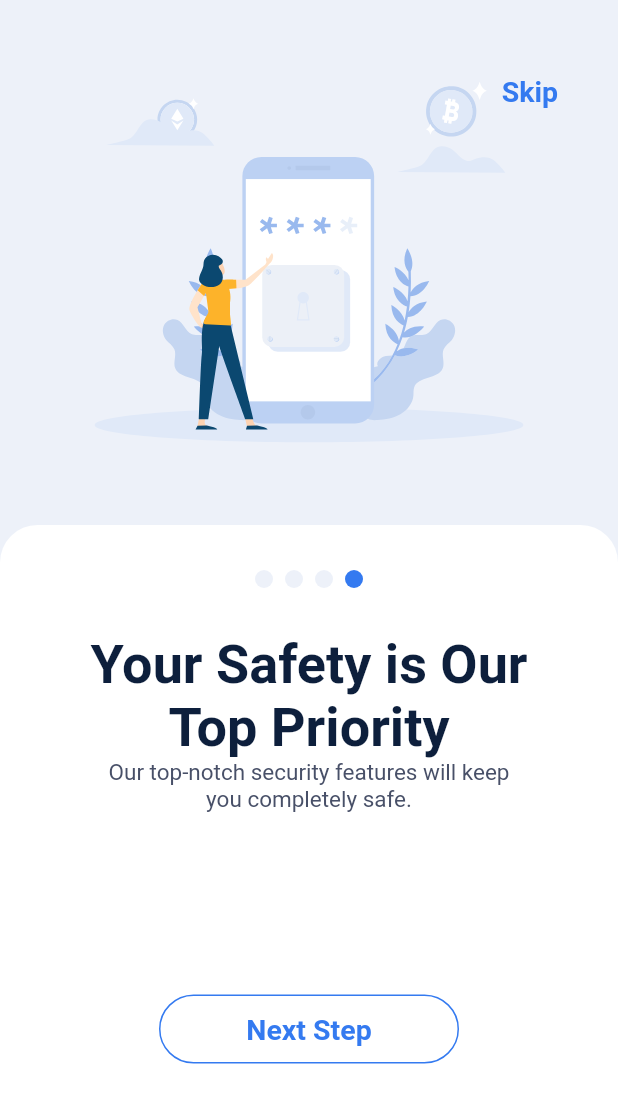
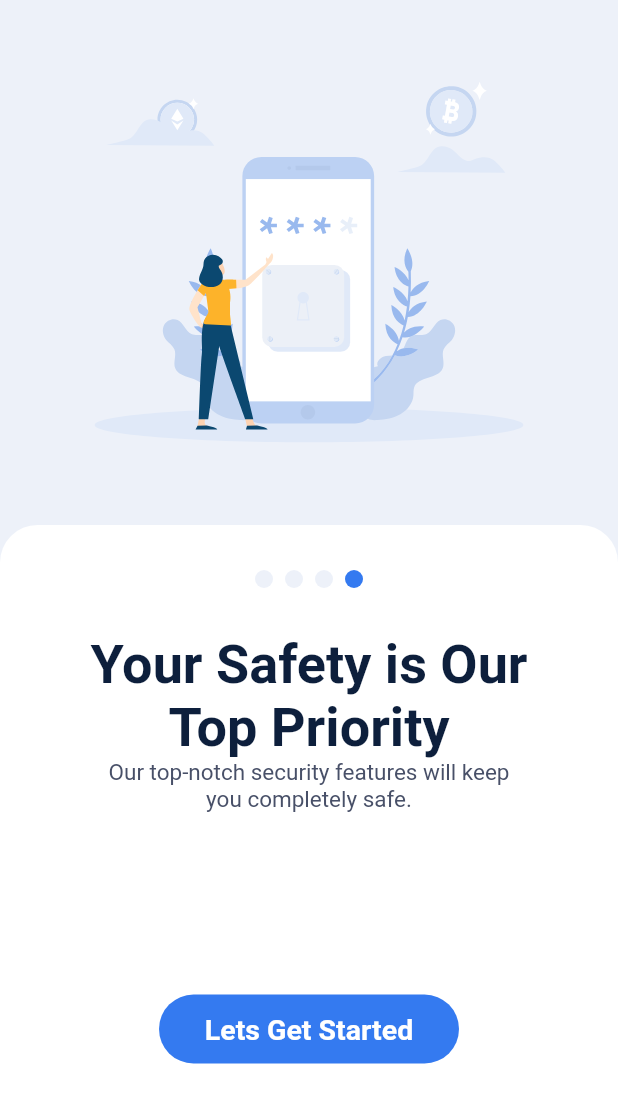
Before and after one commit to sairanjit/flutter-wallet, a Flutter app: the screen it shows after launch, swiped to page 4, on a phone screen of 412 x 824 dp. Shown: the top 1103 px of the screen. Run offline on Flutter 3.47's test engine with Material 2 defaults, Android fonts, the phone set to English and light mode, and no system bars; drawn by our look-alikes of carousel_slider; our stand-ins replace flutter_svg, google_fonts.

Commit message:
feat: added primary button and completed carousal

```diff
--- a/lib/screens/Onboarding/onboarding_screen.dart
+++ b/lib/screens/Onboarding/onboarding_screen.dart
@@ -57,6 +57,7 @@ class _OnboardingScreenState extends State<OnboardingScreen> {
                     currentIndex: _current,
                     onNextPress: () => _controller.nextPage(),
                     onSkipPress: jumpToLastPage,
+                    onDonePress: () => print('Done'),
                   );
                 },
               );
--- a/lib/screens/Onboarding/widgets/onboarding.dart
+++ b/lib/screens/Onboarding/widgets/onboarding.dart
@@ -2,6 +2,7 @@ import 'package:flutter/material.dart';
 import 'package:flutter_svg/flutter_svg.dart';
 import 'package:flutter_wallet/theme/constants.dart';
 import 'package:flutter_wallet/widgets/buttons/outline_button.dart';
+import 'package:flutter_wallet/widgets/buttons/primary_button.dart';
 import 'package:flutter_wallet/widgets/buttons/transparent_button.dart';
 
 class OnboardingWidget extends StatelessWidget {
@@ -13,6 +14,7 @@ class OnboardingWidget extends StatelessWidget {
     required this.currentIndex,
     required this.onNextPress,
     required this.onSkipPress,
+    required this.onDonePress,
   }) : super(key: key);
 
   final String title;
@@ -21,6 +23,7 @@ class OnboardingWidget extends StatelessWidget {
   final int currentIndex;
   final void Function() onNextPress;
   final void Function() onSkipPress;
+  final void Function() onDonePress;
 
   @override
   Widget build(BuildContext context) {
@@ -36,14 +39,16 @@ class OnboardingWidget extends StatelessWidget {
                 padding: const EdgeInsets.symmetric(vertical: 40),
                 child: SvgPicture.asset(image),
               ),
-              Positioned(
+              currentIndex < 4
+                  ? Positioned(
                       top: 50,
                       right: 40,
                       child: TransparentButton(
                         title: 'Skip',
                         onPress: onSkipPress,
                       ),
-              ),
+                    )
+                  : Container(),
             ],
           ),
           Expanded(
@@ -100,9 +105,14 @@ class OnboardingWidget extends StatelessWidget {
                   const SizedBox(
                     height: 120,
                   ),
-                  OutlinerButton(
+                  currentIndex < 4
+                      ? OutlinerButton(
                           title: 'Next Step',
                           onPress: onNextPress,
+                        )
+                      : PrimaryButton(
+                          title: 'Lets Get Started',
+                          onPress: onDonePress,
                         ),
                 ],
               ),
--- /dev/null
+++ b/lib/widgets/buttons/primary_button.dart
@@ -0,0 +1,34 @@
+import 'package:flutter/material.dart';
+import 'package:flutter_wallet/theme/constants.dart';
+
+class PrimaryButton extends StatelessWidget {
+  const PrimaryButton({
+    Key? key,
+    required this.title,
+    required this.onPress,
+  }) : super(key: key);
+
+  final String title;
+  final void Function() onPress;
+
+  @override
+  Widget build(BuildContext context) {
+    return ButtonTheme(
+      child: TextButton(
+        onPressed: onPress,
+        style: TextButton.styleFrom(
+          minimumSize: const Size(200, 46),
+          backgroundColor: primaryColor,
+          shape: const StadiumBorder(),
+        ),
+        child: Text(
+          title,
+          style: Theme.of(context).textTheme.bodyText1?.copyWith(
+                color: Colors.white,
+                fontWeight: FontWeight.w600,
+              ),
+        ),
+      ),
+    );
+  }
+}
```
Lines whose indentation alone changed are shown as unchanged.
